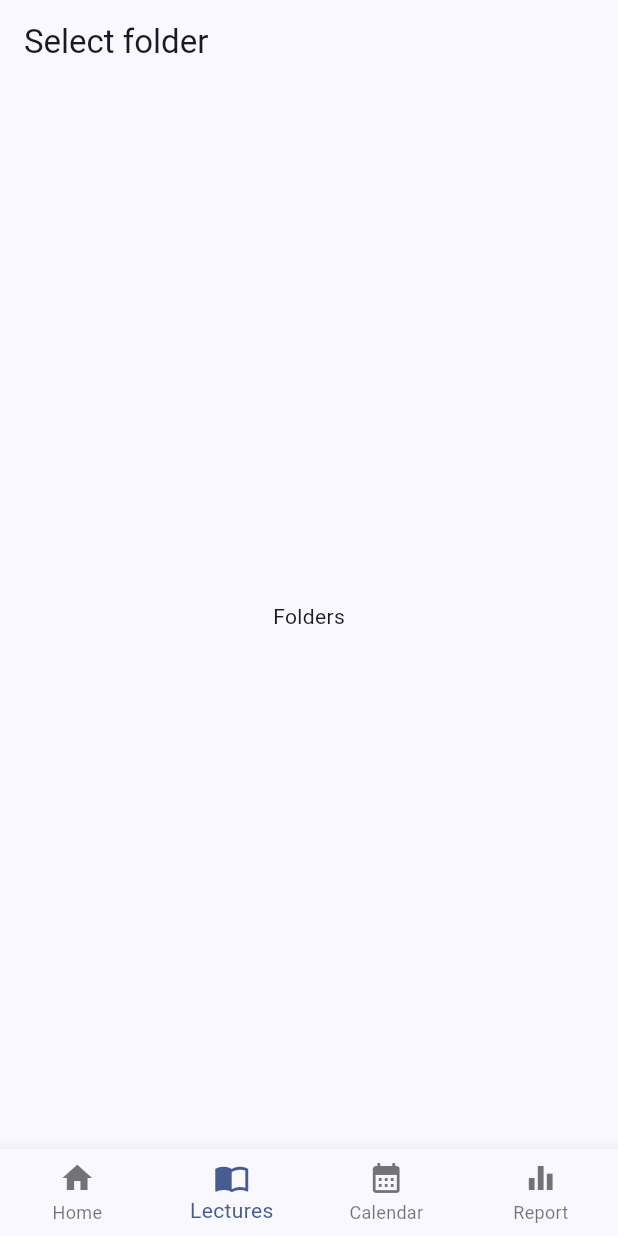
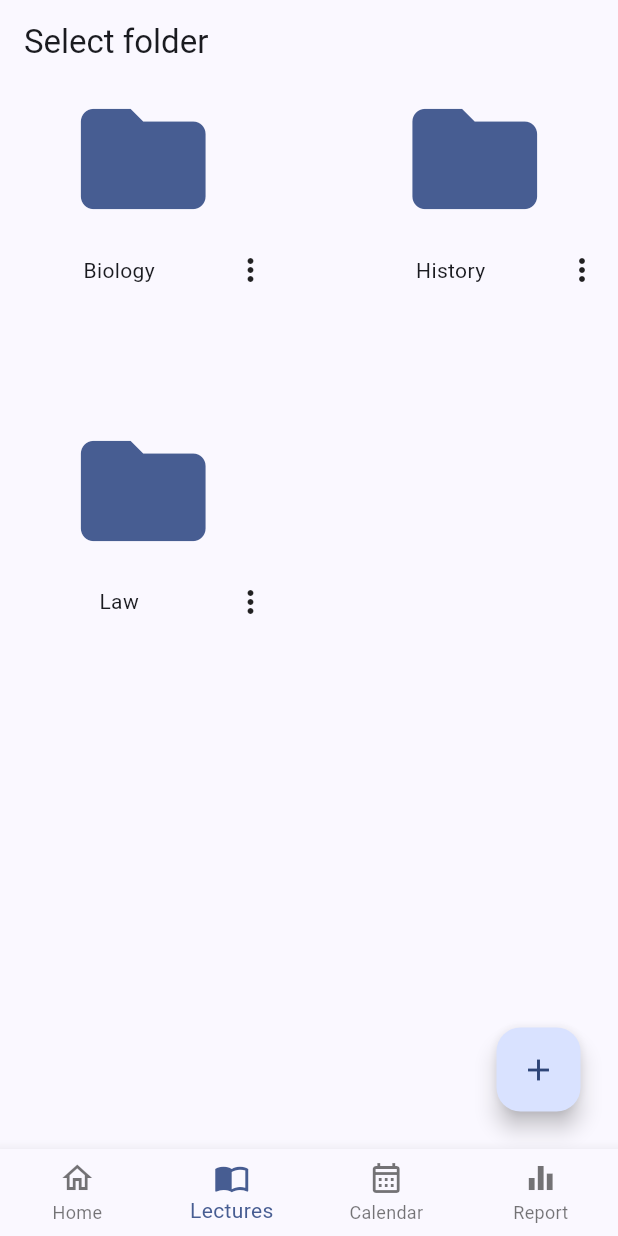
Before and after one commit to Majd-Haj-Hmedy/spaced-repetition, a Flutter app: the screen it shows after launch, item 2 of the bottom bar chosen, on a phone screen of 412 x 824 dp. Run offline on Flutter 3.47's test engine with Material 2 defaults, Android fonts, the phone set to English and light mode, and no system bars.

Commit message:
Implemented folders with a bug left Editing folders doesn't work yet

```diff
--- /dev/null
+++ b/lib/data/dummy_data.dart
@@ -0,0 +1,13 @@
+import '../models/folder.dart';
+
+final List<Folder> dummyFolders = [
+  Folder(
+    name: 'Biology',
+    lectures: [
+      'Session #1',
+      'Session #2',
+    ],
+  ),
+  Folder(name: 'History'),
+  Folder(name: 'Law'),
+];
--- a/lib/models/folder.dart
+++ b/lib/models/folder.dart
@@ -2,7 +2,7 @@ import 'package:uuid/uuid.dart';
 
 class Folder {
   late String id;
-  final String name;
+  String name;
   late List<String> lectures;
   Folder({required this.name, List<String>? lectures}) {
     if (lectures != null) {
--- a/lib/screens/folders.dart
+++ b/lib/screens/folders.dart
@@ -1,12 +1,79 @@
 import 'package:flutter/material.dart';
+import 'package:repet/data/dummy_data.dart';
+import 'package:repet/widgets/folders/folder_dialog.dart';
+import 'package:repet/widgets/folders/folder_item.dart';
+import '../models/folder.dart';
 
-class FoldersScreen extends StatelessWidget {
+enum FolderMode { add, edit }
+
+// FIXME: Convert back to a stateless widget when Riverpod is implemented
+class FoldersScreen extends StatefulWidget {
   const FoldersScreen({super.key});
 
   @override
+  State<FoldersScreen> createState() => _FoldersScreenState();
+}
+
+class _FoldersScreenState extends State<FoldersScreen> {
+  void _addFolder(Folder folder) {
+    setState(() {
+      dummyFolders.add(folder);
+    });
+  }
+
+  void _renameFolder(Folder folder, String name) {
+    setState(() {
+      folder.name = name;
+    });
+  }
+
+  void _removeFolder(Folder folder) {
+    setState(() {
+      dummyFolders.remove(folder);
+    });
+  }
+
+  void _showFolderDialog(FolderMode mode, [Folder? folder, BuildContext? optionalContext]) {
+    showDialog(
+      context: optionalContext ?? context,
+      builder: (ctx) => Dialog(
+        child: FolderDialog(
+          folderMode: mode,
+          folderActionHandler: (name) => mode == FolderMode.add
+              ? _addFolder(Folder(name: name))
+              : _renameFolder(folder!, name),
+        ),
+      ),
+    );
+  }
+
+  @override
   Widget build(BuildContext context) {
-    return const Center(
-      child: Text('Folders'),
+    return Stack(
+      children: [
+        GridView.builder(
+          gridDelegate: const SliverGridDelegateWithMaxCrossAxisExtent(
+            maxCrossAxisExtent: 200,
+            childAspectRatio: 1,
+            crossAxisSpacing: 30,
+            mainAxisSpacing: 30,
+          ),
+          itemCount: dummyFolders.length,
+          itemBuilder: (context, index) => FolderItem(
+            folder: dummyFolders[index],
+            removeFolderHandler: _removeFolder,
+            renameDialogHandler: (folder) => _showFolderDialog(FolderMode.edit, folder, context),
+          ),
+        ),
+        Positioned(
+          bottom: 25,
+          right: 25,
+          child: FloatingActionButton(
+            onPressed: () => _showFolderDialog(FolderMode.add),
+            child: const Icon(Icons.add),
+          ),
+        ),
+      ],
     );
   }
 }
--- a/lib/screens/main_screen.dart
+++ b/lib/screens/main_screen.dart
@@ -86,7 +86,8 @@ class _MainScreenState extends State<MainScreen> {
         onTap: _updateScreen,
         items: <BottomNavigationBarItem>[
           BottomNavigationBarItem(
-            icon: const Icon(Icons.home),
+            icon: const Icon(Icons.home_outlined),
+            activeIcon: const Icon(Icons.home_filled),
             label: _tabNames[0],
           ),
           BottomNavigationBarItem(
@@ -94,11 +95,12 @@ class _MainScreenState extends State<MainScreen> {
             label: _tabNames[1],
           ),
           BottomNavigationBarItem(
-            icon: const Icon(Icons.calendar_month),
+            icon: const Icon(Icons.calendar_month_outlined),
+            activeIcon: const Icon(Icons.calendar_month_sharp),
             label: _tabNames[2],
           ),
           BottomNavigationBarItem(
-            icon: const Icon(Icons.equalizer),
+            icon: const Icon(Icons.equalizer_outlined),
             label: _tabNames[3],
           ),
         ],
--- /dev/null
+++ b/lib/widgets/folders/folder_item.dart
@@ -0,0 +1,64 @@
+import 'package:flutter/material.dart';
+import 'package:repet/models/folder.dart';
+
+class FolderItem extends StatelessWidget {
+  final Folder folder;
+  final void Function(Folder folder) removeFolderHandler;
+  final void Function(Folder folder) renameDialogHandler;
+  const FolderItem({
+    required this.folder,
+    required this.removeFolderHandler,
+    required this.renameDialogHandler,
+    super.key,
+  });
+
+  @override
+  Widget build(BuildContext context) {
+    return InkWell(
+      // TODO: Open lectures screen
+      onTap: () => null,
+      child: Column(
+        crossAxisAlignment: CrossAxisAlignment.center,
+        children: [
+          Icon(
+            Icons.folder,
+            color: Theme.of(context).colorScheme.primary,
+            size: 100,
+          ),
+          Row(
+            children: [
+              const Spacer(),
+              Padding(
+                padding: const EdgeInsets.only(left: 16),
+                child: SizedBox(
+                  width: 80,
+                  child: Text(
+                    folder.name,
+                    textAlign: TextAlign.center,
+                  ),
+                ),
+              ),
+              const Spacer(),
+              PopupMenuButton(
+                icon: const Icon(Icons.more_vert),
+                itemBuilder: (context) => [
+                  PopupMenuItem(
+                    value: 0,
+                    child: const Text('Edit'),
+                    // FIXME: Set new name dynamically based on user input
+                    onTap: () => renameDialogHandler(folder),
+                  ),
+                  PopupMenuItem(
+                    value: 1,
+                    child: const Text('Delete'),
+                    onTap: () => removeFolderHandler(folder),
+                  ),
+                ],
+              ),
+            ],
+          )
+        ],
+      ),
+    );
+  }
+}
```
Also changed, not shown: lib/widgets/folders/folder_dialog.dart (added, +72 -0 lines).
